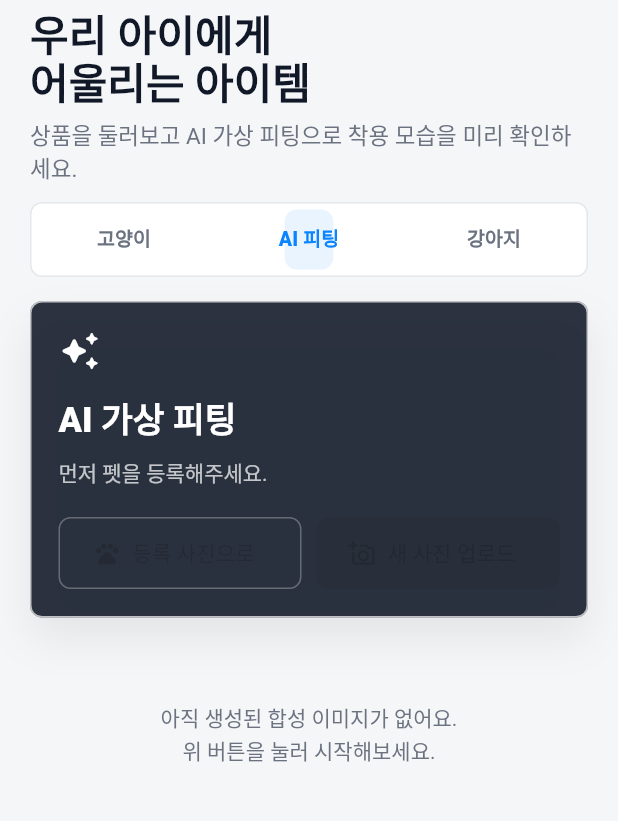
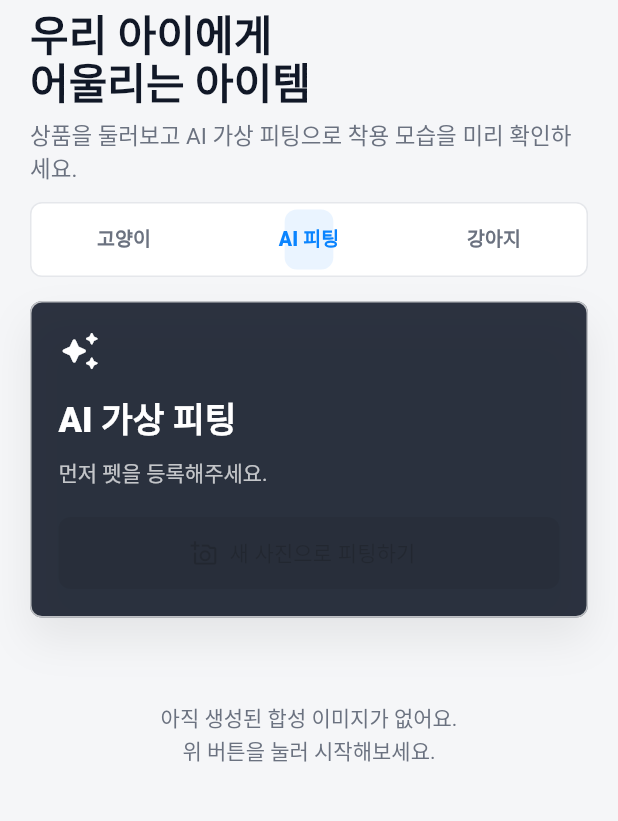
Before and after one commit to juwon123123123/Pet_service, a Flutter app: the ShoppingScreen screen opened directly, on a phone screen of 412 x 824 dp, the part 53-874 px from its top. Run offline on Flutter 3.47's test engine with Material 3 defaults, Android fonts, the phone set to English and light mode, and no system bars; our stand-ins replace image_picker, shared_preferences; accounts and stored records are empty.

Commit message:
DB 커넥션 안정화 + AI 피팅 선행 트리거
- engine: pool_pre_ping + pool_recycle 추가 (Cloud SQL stale connection 500 해결)
- 프로필 사진 등록 시 AI 피팅 합성 선행 트리거 (체감 지연 감소)
- AI 피팅 화면: '등록 사진으로' 버튼 제거, 새 사진 업로드만 유지

Co-Authored-By: Claude Opus 4.8 <noreply@anthropic.com>

```diff
--- a/flutter_application/lib/screens/recommend_generate.dart
+++ b/flutter_application/lib/screens/recommend_generate.dart
@@ -201,7 +201,7 @@ class _RecommendGenerateScreenState extends State<RecommendGenerateScreen>
                 Text(
                   pet == null
                       ? '먼저 펫을 등록해주세요.'
-                      : '${pet.name}에게 어울릴 옷 5개를 추천하고, 입은 모습을 합성해드려요.',
+                      : '${pet.name}의 등록 사진으로 추천 피팅이 자동 생성돼요.\n다른 사진으로도 입은 모습을 만들어볼 수 있어요.',
                   style: TextStyle(
                     fontSize: 14,
                     color: AppColors.white.withValues(alpha: 0.72),
@@ -209,35 +209,14 @@ class _RecommendGenerateScreenState extends State<RecommendGenerateScreen>
                   ),
                 ),
                 const SizedBox(height: 18),
-                Row(
-                  children: [
-                    Expanded(
-                      child: OutlinedButton.icon(
-                        onPressed: _starting || pet == null
-                            ? null
-                            : () => _start(useRegistered: true),
-                        icon: const Icon(Icons.pets_rounded, size: 18),
-                        label: const Text('등록 사진으로'),
-                        style: OutlinedButton.styleFrom(
-                          foregroundColor: AppColors.white,
-                          side: BorderSide(
-                            color: AppColors.white.withValues(alpha: 0.28),
-                          ),
-                          minimumSize: const Size.fromHeight(48),
-                          shape: RoundedRectangleBorder(
-                            borderRadius: BorderRadius.circular(8),
-                          ),
-                        ),
-                      ),
-                    ),
-                    const SizedBox(width: 10),
-                    Expanded(
+                SizedBox(
+                  width: double.infinity,
                   child: FilledButton.icon(
                     onPressed: _starting || pet == null
                         ? null
                         : () => _start(useRegistered: false),
                     icon: const Icon(Icons.add_a_photo_outlined, size: 18),
-                        label: const Text('새 사진 업로드'),
+                    label: const Text('새 사진으로 피팅하기'),
                     style: FilledButton.styleFrom(
                       backgroundColor: AppColors.white,
                       foregroundColor: AppColors.charcoal,
@@ -247,8 +226,6 @@ class _RecommendGenerateScreenState extends State<RecommendGenerateScreen>
                       ),
                     ),
                   ),
-                    ),
-                  ],
                 ),
                 if (_starting) ...[
                   const SizedBox(height: 12),
```
Also changed, not shown: flutter_application/lib/screens/profile_setup.dart (+19 -0 lines), 1 other file. Lines whose indentation alone changed are shown as unchanged.
